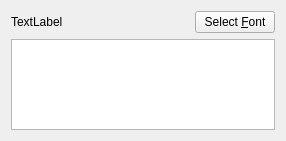
The window that warpmain/widgets/fontpreviewwidget.ui (maxlambertini/Warp2010) describes before a commit, drawn with Qt 5.
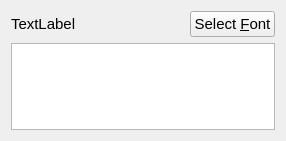
The same window after the commit.

Patch:
```diff
--- a/warpmain/widgets/fontpreviewwidget.ui
+++ b/warpmain/widgets/fontpreviewwidget.ui
@@ -18,6 +18,11 @@
     <layout class="QHBoxLayout" name="horizontalLayout" stretch="4,0">
      <item>
       <widget class="QLabel" name="lblFontSelected">
+       <property name="font">
+        <font>
+         <pointsize>11</pointsize>
+        </font>
+       </property>
        <property name="text">
         <string>TextLabel</string>
        </property>
@@ -25,6 +30,11 @@
      </item>
      <item>
       <widget class="QPushButton" name="btnSelectFont">
+       <property name="font">
+        <font>
+         <pointsize>11</pointsize>
+        </font>
+       </property>
        <property name="text">
         <string>Select &amp;Font</string>
        </property>
@@ -34,6 +44,11 @@
    </item>
    <item>
     <widget class="QTextEdit" name="txtPrevirew">
+     <property name="font">
+      <font>
+       <pointsize>11</pointsize>
+      </font>
+     </property>
      <property name="readOnly">
       <bool>true</bool>
      </property>
```
